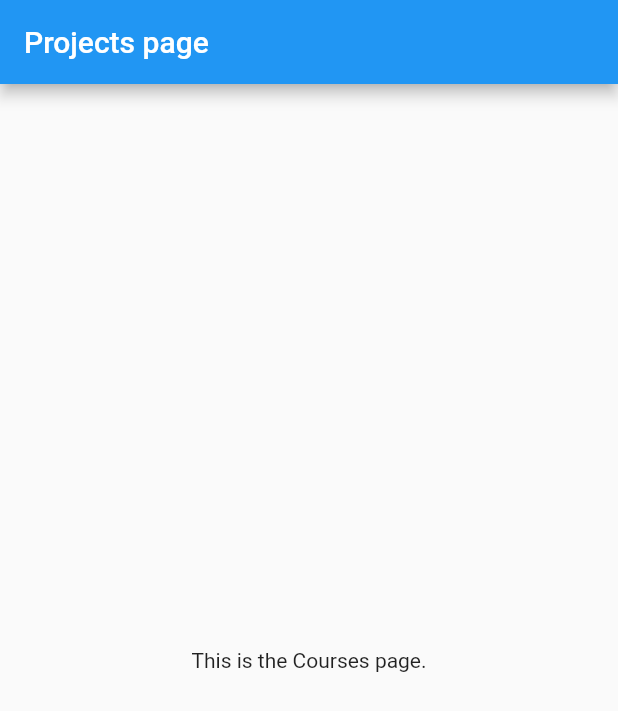
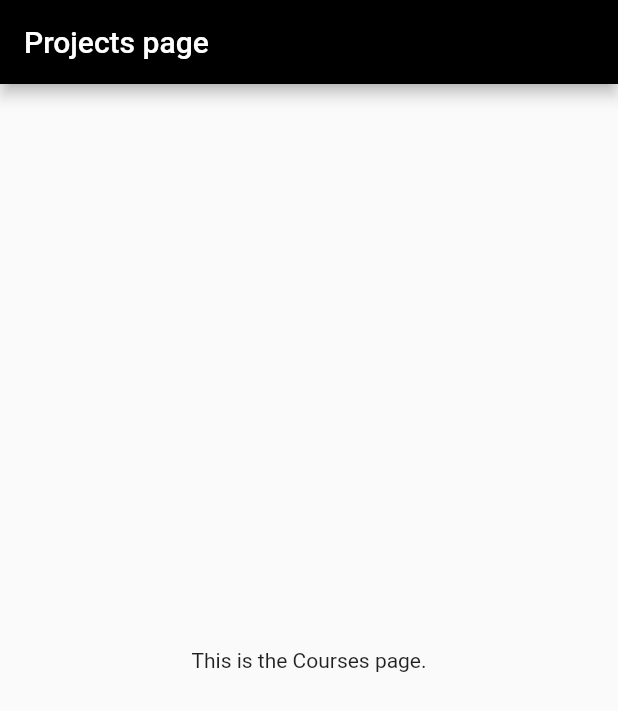
Before and after one commit to vedantpople4/my_portfolio, a Flutter app: the screen it shows after launch, after a tap on "Projects", on a phone screen of 412 x 824 dp. Shown: the top 711 px of the screen. Run offline on Flutter 3.47's test engine with Material 2 defaults, Android fonts, the phone set to English and light mode, and no system bars.

Commit message:
Changing the Scaffold

```diff
--- a/lib/courses.dart
+++ b/lib/courses.dart
@@ -8,6 +8,9 @@ class Courses extends StatelessWidget{
     return MaterialApp(
         title : 'Courses',
         home: Scaffold(
+          appBar: AppBar(
+            title: Text('Courses Done'),
+          ),
             body: Center(
               child: Text('This is Courses page'),
             ),
--- a/lib/datascience.dart
+++ b/lib/datascience.dart
@@ -9,8 +9,8 @@ class DataScience extends MyApp {
       title: 'Data Science',
       home: Scaffold(
         appBar:AppBar (
-
           title: Text('Projects page'),
+          backgroundColor: Colors.black,
         ),
         body: Center(
           child: Text('This is the Courses page.'),
```
